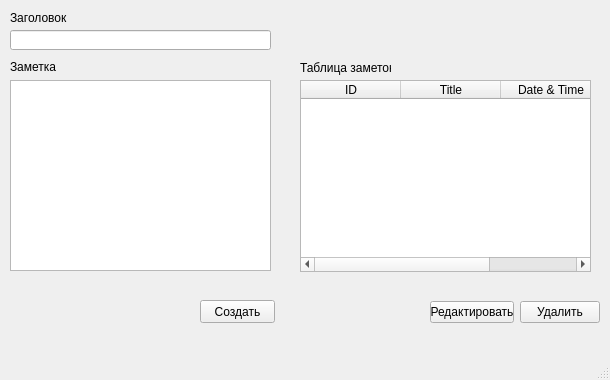
The window that GUI/Notepad.ui (Aroptich/Notepad) describes before a commit, drawn with Qt 5.
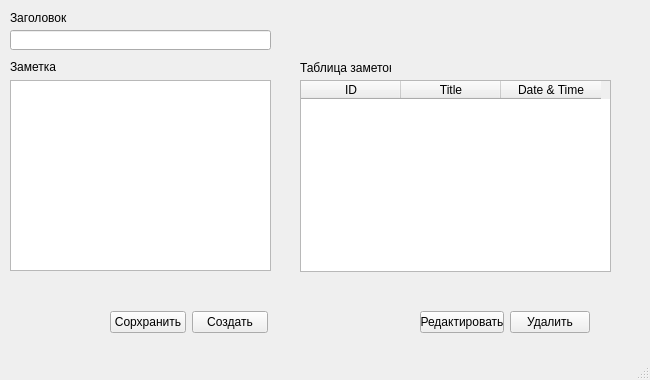
The same window after the commit.

Commit message: Добавлено: Реализовано присваивание уникального id каждой записи. Создана функция main, для простоты реализации логики. Добавлена кнопка "Сохранить", для дальнейшей реализации редактирования заметок

Patch:
```diff
--- a/GUI/Notepad.ui
+++ b/GUI/Notepad.ui
@@ -6,19 +6,19 @@
    <rect>
     <x>0</x>
     <y>0</y>
-    <width>610</width>
+    <width>650</width>
     <height>380</height>
    </rect>
   </property>
   <property name="minimumSize">
    <size>
-    <width>610</width>
+    <width>650</width>
     <height>380</height>
    </size>
   </property>
   <property name="maximumSize">
    <size>
-    <width>610</width>
+    <width>650</width>
     <height>380</height>
    </size>
   </property>
@@ -90,7 +90,7 @@
      <rect>
       <x>300</x>
       <y>80</y>
-      <width>291</width>
+      <width>311</width>
       <height>192</height>
      </rect>
     </property>
@@ -110,30 +110,11 @@
      </property>
     </column>
    </widget>
-   <widget class="QPushButton" name="btn_create">
-    <property name="enabled">
-     <bool>true</bool>
-    </property>
-    <property name="geometry">
-     <rect>
-      <x>200</x>
-      <y>300</y>
-      <width>75</width>
-      <height>23</height>
-     </rect>
-    </property>
-    <property name="styleSheet">
-     <string notr="true"/>
-    </property>
-    <property name="text">
-     <string>Создать</string>
-    </property>
-   </widget>
    <widget class="QWidget" name="layoutWidget">
     <property name="geometry">
      <rect>
-      <x>430</x>
-      <y>300</y>
+      <x>420</x>
+      <y>310</y>
       <width>170</width>
       <height>25</height>
      </rect>
@@ -155,6 +136,38 @@
      </item>
     </layout>
    </widget>
+   <widget class="QWidget" name="">
+    <property name="geometry">
+     <rect>
+      <x>110</x>
+      <y>310</y>
+      <width>158</width>
+      <height>25</height>
+     </rect>
+    </property>
+    <layout class="QHBoxLayout" name="horizontalLayout_2">
+     <item>
+      <widget class="QPushButton" name="btn_save">
+       <property name="text">
+        <string>Сорхранить</string>
+       </property>
+      </widget>
+     </item>
+     <item>
+      <widget class="QPushButton" name="btn_create">
+       <property name="enabled">
+        <bool>true</bool>
+       </property>
+       <property name="styleSheet">
+        <string notr="true"/>
+       </property>
+       <property name="text">
+        <string>Создать</string>
+       </property>
+      </widget>
+     </item>
+    </layout>
+   </widget>
   </widget>
   <widget class="QMenuBar" name="menubar">
    <property name="geometry">
```
Left out of the diff: 2 changed lines with no effect on the pictures. The commit also changes 3 other files.
